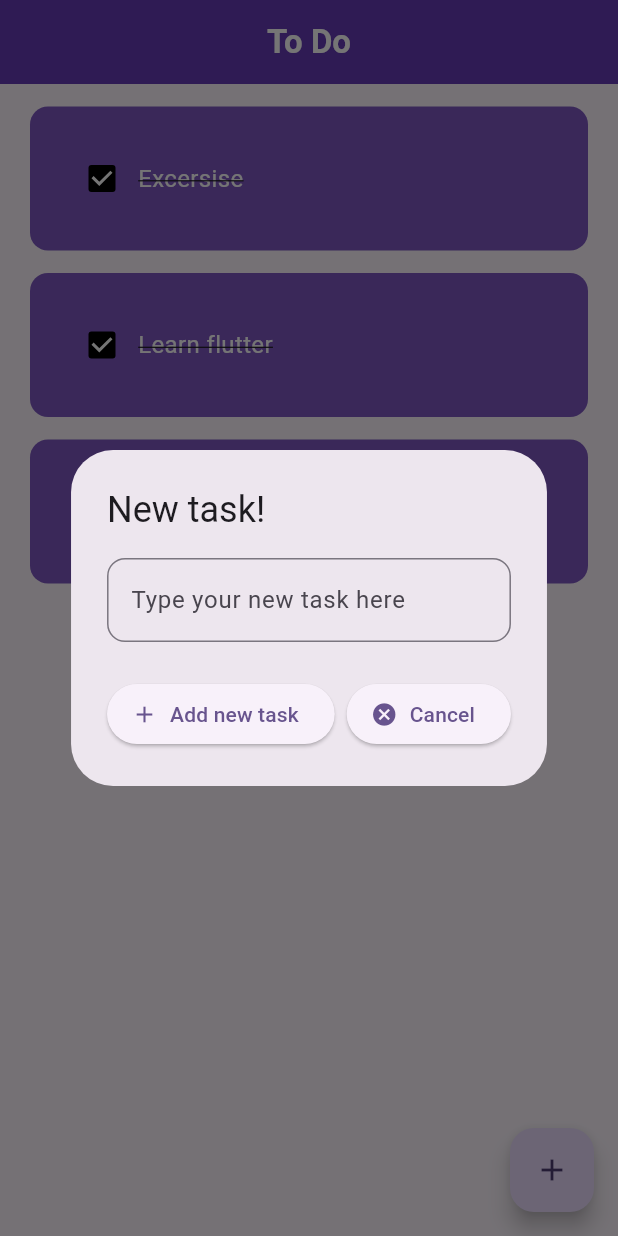
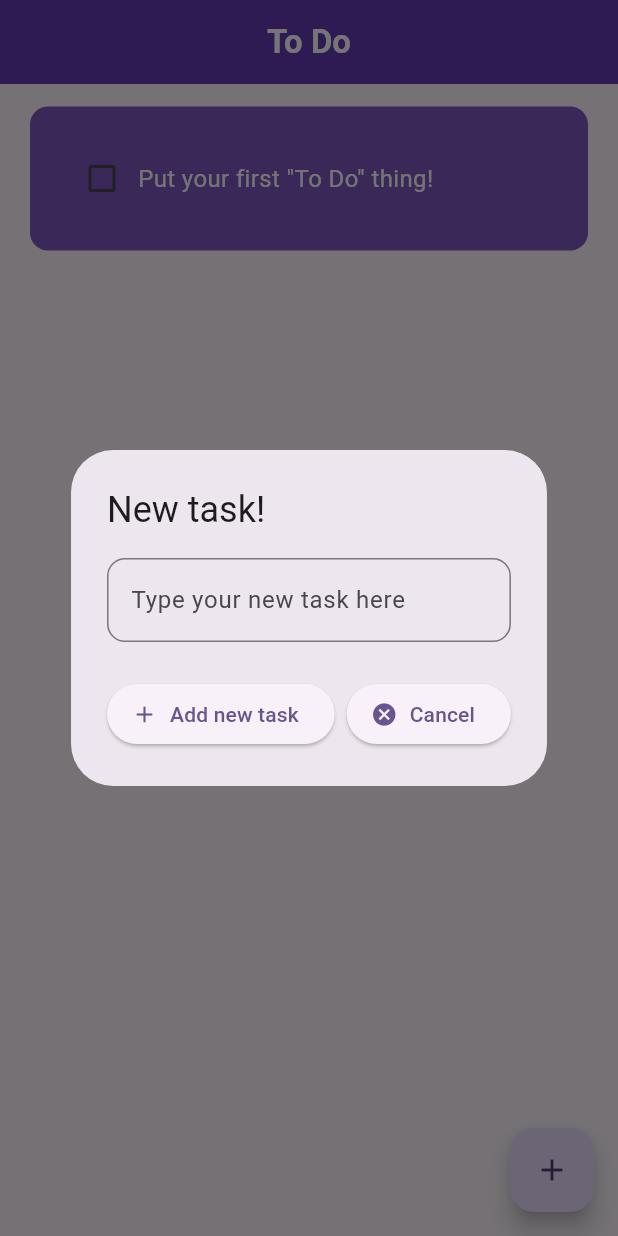
Before and after one commit to browsfer/ToDoApp, a Flutter app: the screen it shows after launch, after a tap on the "add" icon, on a phone screen of 412 x 824 dp. Run offline on Flutter 3.47's test engine with Material 2 defaults, Android fonts, the phone set to English and light mode, and no system bars; drawn by our look-alikes of flutter_slidable; our stand-ins replace hive_flutter; accounts and stored records are empty.

Commit message:
Storing data on device using Hive

```diff
--- a/lib/components/todo_tile.dart
+++ b/lib/components/todo_tile.dart
@@ -38,7 +38,8 @@ class ToDoTile extends StatelessWidget {
           padding: const EdgeInsets.all(24),
           decoration: BoxDecoration(
             borderRadius: BorderRadius.circular(12),
-            color: Colors.deepPurple[400],
+            color:
+                taskCompleted ? Colors.deepPurple[300] : Colors.deepPurple[400],
           ),
           child: Row(
             children: [
--- /dev/null
+++ b/lib/data/database.dart
@@ -0,0 +1,24 @@
+import 'package:hive_flutter/hive_flutter.dart';
+
+class ToDoDatabase {
+  List toDoList = [];
+
+  final _myBox = Hive.box('myList');
+
+  //On first time ever opening app
+  void createInitialData() {
+    toDoList = [
+      ['Put your first "To Do" thing!', false],
+    ];
+  }
+
+  //Load existing data
+  void loadDatabase() {
+    toDoList = _myBox.get("TODOLIST");
+  }
+
+  //Update data
+  void updateDatabase() {
+    _myBox.put("TODOLIST", toDoList);
+  }
+}
--- a/lib/main.dart
+++ b/lib/main.dart
@@ -1,7 +1,13 @@
 import 'package:flutter/material.dart';
+import 'package:hive_flutter/hive_flutter.dart';
 import 'package:todo_app/pages/home_page.dart';
 
-void main() {
+void main() async {
+  //Initializing Hive
+  await Hive.initFlutter();
+
+  var box = await Hive.openBox('myList');
+
   runApp(const MyApp());
 }
 
@@ -12,7 +18,7 @@ class MyApp extends StatelessWidget {
   @override
   Widget build(BuildContext context) {
     return MaterialApp(
-      title: 'Flutter Demo',
+      title: 'To Do List',
       theme: ThemeData(
         appBarTheme: const AppBarTheme(
           backgroundColor: Colors.deepPurple,
--- a/lib/pages/home_page.dart
+++ b/lib/pages/home_page.dart
@@ -1,6 +1,8 @@
 import 'package:flutter/material.dart';
+import 'package:hive_flutter/hive_flutter.dart';
 import 'package:todo_app/components/alert_box.dart';
 import 'package:todo_app/components/todo_tile.dart';
+import 'package:todo_app/data/database.dart';
 
 class HomePage extends StatefulWidget {
   const HomePage({super.key});
@@ -11,27 +13,26 @@ class HomePage extends StatefulWidget {
 
 class _HomePageState extends State<HomePage> {
   final _controller = TextEditingController();
-
-  //List of ToDo tasks
-  List toDoList = [
-    ['Excersise', true],
-    ['Learn flutter', true],
-    ['Sex', false],
-  ];
+  final ToDoDatabase _db = ToDoDatabase();
+  //Hive box reference
+  final _myBox = Hive.box('myList');
 
   //Changing checkbox
   void checkBoxClicked(int index, bool? isChanged) {
     setState(() {
-      toDoList[index][1] = !toDoList[index][1];
+      _db.toDoList[index][1] = !_db.toDoList[index][1];
     });
+    _db.updateDatabase();
   }
 
+  //Save new task
   void saveNewTask() {
     setState(() {
-      toDoList.insert(0, [_controller.text, false]);
+      _db.toDoList.insert(0, [_controller.text, false]);
       _controller.clear();
     });
     Navigator.of(context).pop();
+    _db.updateDatabase();
   }
 
   //Add a new task
@@ -48,8 +49,22 @@ class _HomePageState extends State<HomePage> {
   //Delete task
   void deleteTask(int index) {
     setState(() {
-      toDoList.removeAt(index);
+      _db.toDoList.removeAt(index);
     });
+    _db.updateDatabase();
+  }
+
+  @override
+  void initState() {
+    //If this is first time ever opening app
+    if (_myBox.get("TODOLIST") == null) {
+      _db.createInitialData();
+    } else {
+      //If we already have something on the list
+      _db.loadDatabase();
+    }
+
+    super.initState();
   }
 
   @override
@@ -64,10 +79,10 @@ class _HomePageState extends State<HomePage> {
         child: const Icon(Icons.add),
       ),
       body: ListView.builder(
-        itemCount: toDoList.length,
+        itemCount: _db.toDoList.length,
         itemBuilder: (context, index) => ToDoTile(
-          taskName: toDoList[index][0],
-          taskCompleted: toDoList[index][1],
+          taskName: _db.toDoList[index][0],
+          taskCompleted: _db.toDoList[index][1],
           onChanged: (value) => checkBoxClicked(index, value),
           onDelete: (context) => deleteTask(index),
         ),
--- a/pubspec.yaml
+++ b/pubspec.yaml
@@ -37,10 +37,13 @@ dependencies:
   cupertino_icons: ^1.0.2
   flutter_slidable: ^3.0.0
   hive: ^2.2.3
+  hive_flutter: ^1.1.0
 
 dev_dependencies:
   flutter_test:
     sdk: flutter
+  hive_generator: ^2.0.0
+  build_runner: ^2.4.6
 
   # The "flutter_lints" package below contains a set of recommended lints to
   # encourage good coding practices. The lint set provided by the package is
```
Also changed, not shown: pubspec.lock, 1 other file.
